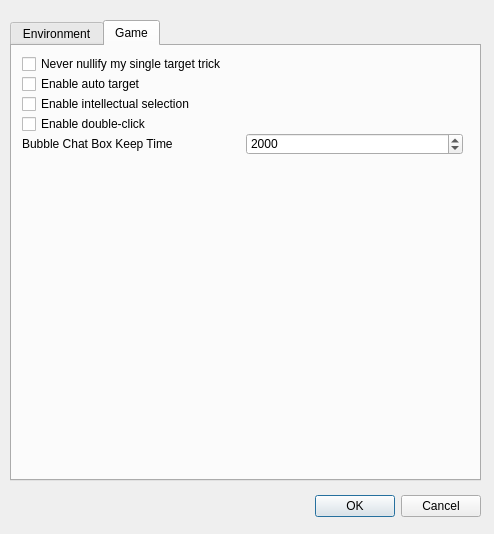
BeginnerSlob/TouhouTripleSha, file src/dialog/configdialog.ui: the form before one commit.
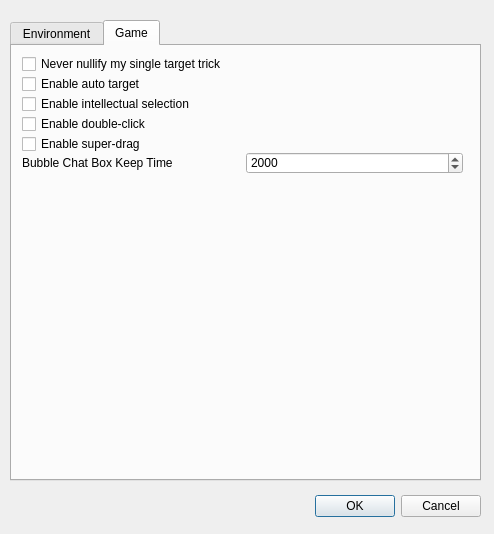
The form after the commit. The open tabs and pages were chosen to show the change.

```diff
--- a/src/dialog/configdialog.ui
+++ b/src/dialog/configdialog.ui
@@ -534,7 +534,7 @@
      <property name="geometry">
       <rect>
        <x>10</x>
-       <y>87</y>
+       <y>106</y>
        <width>441</width>
        <height>22</height>
       </rect>
@@ -559,6 +559,25 @@
       </item>
      </layout>
     </widget>
+    <widget class="QCheckBox" name="superDragCheckBox">
+     <property name="enabled">
+      <bool>true</bool>
+     </property>
+     <property name="geometry">
+      <rect>
+       <x>10</x>
+       <y>90</y>
+       <width>241</width>
+       <height>16</height>
+      </rect>
+     </property>
+     <property name="text">
+      <string>Enable super-drag</string>
+     </property>
+     <property name="checked">
+      <bool>false</bool>
+     </property>
+    </widget>
    </widget>
   </widget>
   <widget class="QDialogButtonBox" name="buttonBox">
```
